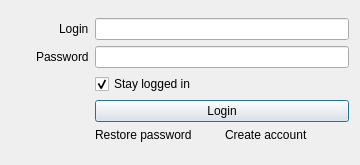
The window that client/src/ui/dialogs/login_to_cloud_dialog.ui (networkoptix/nx_open) describes before a commit, drawn with Qt 5.
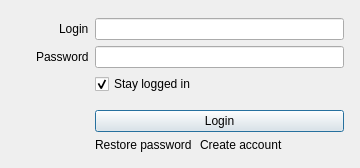
The same window after the commit.

Commit message:
VMS-2277: Fix "login to cloud" dialog spacing
<==== Mercurial data ====>
Branch: dev_3.0.0_gui

What changed in the file:
```diff
--- a/client/src/ui/dialogs/login_to_cloud_dialog.ui
+++ b/client/src/ui/dialogs/login_to_cloud_dialog.ui
@@ -23,6 +23,12 @@
    <property name="topMargin">
     <number>18</number>
    </property>
+   <property name="rightMargin">
+    <number>16</number>
+   </property>
+   <property name="bottomMargin">
+    <number>16</number>
+   </property>
    <item row="0" column="0">
     <widget class="QLabel" name="loginLabel">
      <property name="text">
@@ -57,7 +63,7 @@
      </property>
     </widget>
    </item>
-   <item row="3" column="1">
+   <item row="4" column="1">
     <widget class="QPushButton" name="loginButton">
      <property name="sizePolicy">
       <sizepolicy hsizetype="MinimumExpanding" vsizetype="Fixed">
@@ -70,8 +76,11 @@
      </property>
     </widget>
    </item>
-   <item row="4" column="1">
-    <layout class="QHBoxLayout" name="horizontalLayout">
+   <item row="5" column="1">
+    <layout class="QHBoxLayout" name="horizontalLayout" stretch="0,1">
+     <property name="spacing">
+      <number>8</number>
+     </property>
      <item>
       <widget class="QLabel" name="restorePasswordLabel">
        <property name="text">
@@ -100,6 +109,22 @@
      </item>
     </layout>
    </item>
+   <item row="3" column="1">
+    <spacer name="verticalSpacer">
+     <property name="orientation">
+      <enum>Qt::Vertical</enum>
+     </property>
+     <property name="sizeType">
+      <enum>QSizePolicy::Fixed</enum>
+     </property>
+     <property name="sizeHint" stdset="0">
+      <size>
+       <width>20</width>
+       <height>4</height>
+      </size>
+     </property>
+    </spacer>
+   </item>
   </layout>
  </widget>
  <resources/>
```
